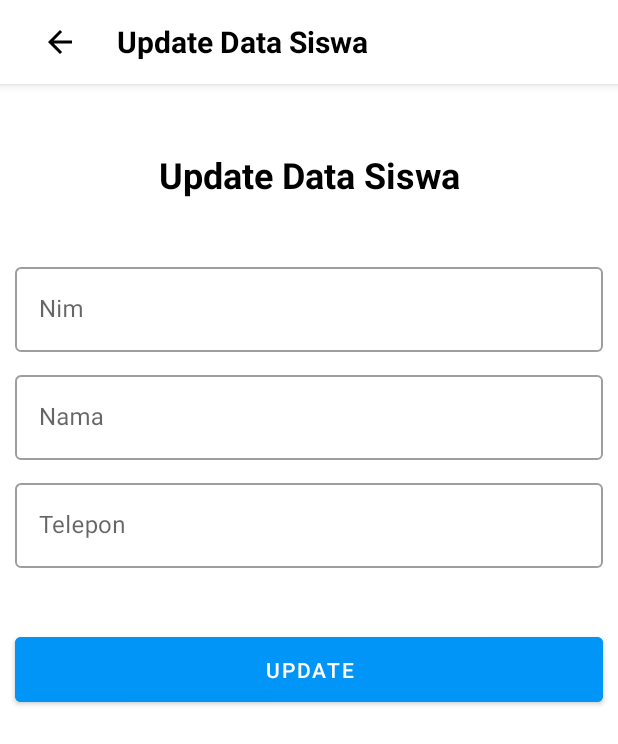
After one commit to andreassano/Pertemuan11_FirebaseGet, an Android app: the UpdateFragment screen opened through its navigation route, on a phone screen of 412 x 824 dp. The commit adds this screen. Shown: the top 744 px of the screen. Run offline under Robolectric (Android 15) with nearby library versions, the phone set to English and light mode, and no system bars; our stand-ins replace Firebase (no records; nobody signed in at launch, a user with empty details on screens opened directly).

Commit message:
Pertemuan12_CrudFirebase

```diff
--- a/app/src/main/java/com/example/pertemuan11_firebaseget/view/HomeFragment.kt
+++ b/app/src/main/java/com/example/pertemuan11_firebaseget/view/HomeFragment.kt
@@ -5,6 +5,7 @@ import androidx.fragment.app.Fragment
 import android.view.LayoutInflater
 import android.view.View
 import android.view.ViewGroup
+import androidx.navigation.fragment.findNavController
 import androidx.recyclerview.widget.LinearLayoutManager
 import com.example.pertemuan11_firebaseget.R
 import com.example.pertemuan11_firebaseget.adapter.HomeAdapter
@@ -33,6 +34,10 @@ class HomeFragment : Fragment() {
     override fun onViewCreated(view: View, savedInstanceState: Bundle?) {
         super.onViewCreated(view, savedInstanceState)
 
+        binding.btnAdd.setOnClickListener{
+            findNavController().navigate(R.id.action_homeFragment_to_tambahFragment)
+        }
+
         adapter = HomeAdapter(ArrayList())
         binding.rvUser.adapter = adapter
         binding.rvUser.layoutManager = LinearLayoutManager(requireContext())
@@ -52,5 +57,10 @@ class HomeFragment : Fragment() {
                 // Handle database error
             }
         })
+        binding.btnAdd.setOnClickListener{
+            findNavController().navigate(R.id.action_homeFragment_to_tambahFragment)
+        }
+
+        }
+
     }
-}
--- /dev/null
+++ b/app/src/main/java/com/example/pertemuan11_firebaseget/view/UpdateFragment.kt
@@ -0,0 +1,62 @@
+package com.example.pertemuan11_firebaseget.view
+
+import android.os.Bundle
+import androidx.fragment.app.Fragment
+import android.view.LayoutInflater
+import android.view.View
+import android.view.ViewGroup
+import android.widget.Toast
+import androidx.navigation.fragment.findNavController
+import com.example.pertemuan11_firebaseget.R
+import com.example.pertemuan11_firebaseget.databinding.FragmentUpdateBinding
+import com.example.pertemuan11_firebaseget.model.Mahasiswa
+import com.google.firebase.database.DatabaseReference
+import com.google.firebase.database.FirebaseDatabase
+
+class UpdateFragment : Fragment() {
+    private lateinit var binding : FragmentUpdateBinding
+    private lateinit var databaseRef : DatabaseReference
+
+    override fun onCreateView(
+        inflater: LayoutInflater, container: ViewGroup?,
+        savedInstanceState: Bundle?
+    ): View? {
+        // Inflate the layout for this fragment
+        binding = FragmentUpdateBinding.inflate(inflater, container,false)
+        return binding.root
+    }
+
+    override fun onViewCreated(view:View,savedInstanceState: Bundle?){
+        super.onViewCreated(view,savedInstanceState)
+        val id = arguments?.getString("id")
+        val nim = arguments?.getString("nim")
+        val nama = arguments?.getString("nama")
+        val telepon = arguments?.getString("telepon")
+
+        binding.inputNim.setText(nim)
+        binding.inputNama.setText(nama)
+        binding.inputTelepon.setText(telepon)
+
+        binding.btnUpdate.setOnClickListener{
+            val inputNim = binding.inputNim.text.toString()
+            val inputNama = binding.inputNama.text.toString()
+            val inputTelepon= binding.inputTelepon.text.toString()
+
+            databaseRef= FirebaseDatabase.getInstance().getReference("mahasiswa").child (id!!)
+            val mahasiswa = Mahasiswa(id, inputNim, inputNama, inputTelepon)
+
+            databaseRef.setValue(mahasiswa).addOnSuccessListener{
+                Toast.makeText(requireContext(),"Data Berhasil Diupdate",Toast.LENGTH_SHORT).show()
+                findNavController().navigateUp()
+            }.addOnFailureListener{
+                Toast.makeText(requireContext(),"Data Gagal Diupdate",Toast.LENGTH_SHORT).show()
+            }
+
+        }
+        binding.btnBack.setOnClickListener{
+            findNavController().navigateUp()
+        }
+
+    }
+
+}
--- /dev/null
+++ b/app/src/main/res/drawable/baseline_add_24.xml
@@ -0,0 +1,5 @@
+<vector android:height="24dp" android:tint="#000000"
+    android:viewportHeight="24" android:viewportWidth="24"
+    android:width="24dp" xmlns:android="http://schemas.android.com/apk/res/android">
+    <path android:fillColor="@android:color/white" android:pathData="M19,13h-6v6h-2v-6H5v-2h6V5h2v6h6v2z"/>
+</vector>
--- /dev/null
+++ b/app/src/main/res/drawable/baseline_arrow_back_24.xml
@@ -0,0 +1,5 @@
+<vector android:autoMirrored="true" android:height="24dp"
+    android:tint="#000000" android:viewportHeight="24"
+    android:viewportWidth="24" android:width="24dp" xmlns:android="http://schemas.android.com/apk/res/android">
+    <path android:fillColor="@android:color/white" android:pathData="M20,11H7.83l5.59,-5.59L12,4l-8,8 8,8 1.41,-1.41L7.83,13H20v-2z"/>
+</vector>
--- /dev/null
+++ b/app/src/main/res/drawable/baseline_delete_24.xml
@@ -0,0 +1,5 @@
+<vector android:height="24dp" android:tint="#FFFFFF"
+    android:viewportHeight="24" android:viewportWidth="24"
+    android:width="24dp" xmlns:android="http://schemas.android.com/apk/res/android">
+    <path android:fillColor="@android:color/white" android:pathData="M6,19c0,1.1 0.9,2 2,2h8c1.1,0 2,-0.9 2,-2V7H6v12zM19,4h-3.5l-1,-1h-5l-1,1H5v2h14V4z"/>
+</vector>
--- /dev/null
+++ b/app/src/main/res/drawable/baseline_edit_24.xml
@@ -0,0 +1,5 @@
+<vector android:height="24dp" android:tint="#FFFFFF"
+    android:viewportHeight="24" android:viewportWidth="24"
+    android:width="24dp" xmlns:android="http://schemas.android.com/apk/res/android">
+    <path android:fillColor="@android:color/white" android:pathData="M3,17.25V21h3.75L17.81,9.94l-3.75,-3.75L3,17.25zM20.71,7.04c0.39,-0.39 0.39,-1.02 0,-1.41l-2.34,-2.34c-0.39,-0.39 -1.02,-0.39 -1.41,0l-1.83,1.83 3.75,3.75 1.83,-1.83z"/>
+</vector>
--- a/app/src/main/res/layout/activity_main.xml
+++ b/app/src/main/res/layout/activity_main.xml
@@ -10,13 +10,10 @@
 
     <androidx.fragment.app.FragmentContainerView
         android:id="@+id/fragmentContainerView"
-        android:name="com.example.pertemuan11_firebaseget.view.HomeFragment"
+        android:name="androidx.navigation.fragment.NavHostFragment"
+        app:defaultNavHost="true"
         android:layout_width="match_parent"
         android:layout_height="match_parent"
-        app:layout_constraintBottom_toBottomOf="parent"
-        app:layout_constraintEnd_toEndOf="parent"
-        app:layout_constraintStart_toStartOf="parent"
-        app:layout_constraintTop_toTopOf="parent"
-        app:navGraph="@navigation/nav"/>
+        app:navGraph="@navigation/nav" />
 
 </androidx.constraintlayout.widget.ConstraintLayout>
--- /dev/null
+++ b/app/src/main/res/layout/fragment_update.xml
@@ -0,0 +1,134 @@
+<?xml version="1.0" encoding="utf-8"?>
+<androidx.constraintlayout.widget.ConstraintLayout
+    xmlns:android="http://schemas.android.com/apk/res/android"
+    xmlns:app="http://schemas.android.com/apk/res-auto"
+    xmlns:tools="http://schemas.android.com/tools"
+    android:layout_width="match_parent"
+    android:layout_height="match_parent"
+    tools:context=".view.UpdateFragment">
+
+    <com.google.android.material.appbar.AppBarLayout
+        android:id="@+id/appBarLayout"
+        android:layout_width="match_parent"
+        android:layout_height="wrap_content"
+        android:layout_marginBottom="44dp"
+        android:background="@color/white"
+        app:layout_constraintBottom_toTopOf="@+id/textView"
+        app:layout_constraintEnd_toEndOf="parent"
+        app:layout_constraintStart_toStartOf="parent"
+        app:layout_constraintTop_toTopOf="parent">
+
+        <androidx.appcompat.widget.Toolbar
+            android:layout_width="match_parent"
+            android:layout_height="wrap_content">
+
+            <ImageButton
+                android:id="@+id/btnBack"
+                android:backgroundTint="@color/white"
+                android:layout_width="wrap_content"
+                android:layout_height="wrap_content"
+                android:src="@drawable/baseline_arrow_back_24" />
+
+            <TextView
+                android:layout_width="wrap_content"
+                android:layout_height="wrap_content"
+                android:layout_marginStart="30dp"
+                android:text="Update Data Siswa"
+                android:textColor="@color/black"
+                android:textSize="20sp"
+                android:textStyle="bold" />
+
+        </androidx.appcompat.widget.Toolbar>
+
+    </com.google.android.material.appbar.AppBarLayout>
+
+    <TextView
+        android:id="@+id/textView"
+        android:layout_width="match_parent"
+        android:layout_height="wrap_content"
+        android:layout_marginTop="100dp"
+        android:text="Update Data Siswa"
+        android:textAlignment="center"
+        android:textColor="@color/black"
+        android:textSize="24sp"
+        android:textStyle="bold"
+        app:layout_constraintEnd_toEndOf="parent"
+        app:layout_constraintHorizontal_bias="0.0"
+        app:layout_constraintStart_toStartOf="parent"
+        app:layout_constraintTop_toTopOf="parent"/>
+
+    <com.google.android.material.textfield.TextInputLayout
+        android:id="@+id/editTextNim"
+        style="@style/Widget.MaterialComponents.TextInputLayout.OutlinedBox"
+        android:layout_width="match_parent"
+        android:layout_height="wrap_content"
+        android:layout_marginTop="40dp"
+        android:paddingHorizontal="10dp"
+        app:layout_constraintTop_toBottomOf="@+id/textView">
+
+        <com.google.android.material.textfield.TextInputEditText
+            android:id="@+id/inputNim"
+            android:layout_width="match_parent"
+            android:layout_height="wrap_content"
+            android:drawablePadding="10dp"
+            android:hint="Nim"
+            android:inputType="phone">
+
+        </com.google.android.material.textfield.TextInputEditText>
+
+    </com.google.android.material.textfield.TextInputLayout>
+
+    <com.google.android.material.textfield.TextInputLayout
+        android:id="@+id/editTextNama"
+        style="@style/Widget.MaterialComponents.TextInputLayout.OutlinedBox"
+        android:layout_width="match_parent"
+        android:layout_height="wrap_content"
+        android:layout_marginTop="10dp"
+        android:paddingHorizontal="10dp"
+        app:layout_constraintTop_toBottomOf="@+id/editTextNim">
+
+        <com.google.android.material.textfield.TextInputEditText
+            android:id="@+id/inputNama"
+            android:layout_width="match_parent"
+            android:layout_height="wrap_content"
+            android:drawablePadding="10dp"
+            android:hint="Nama"
+            android:inputType="text">
+
+        </com.google.android.material.textfield.TextInputEditText>
+
+    </com.google.android.material.textfield.TextInputLayout>
+
+    <com.google.android.material.textfield.TextInputLayout
+        android:id="@+id/editTextTelepon"
+        style="@style/Widget.MaterialComponents.TextInputLayout.OutlinedBox"
+        android:layout_width="match_parent"
+        android:layout_height="wrap_content"
+        android:layout_marginTop="10dp"
+        android:paddingHorizontal="10dp"
+        app:layout_constraintTop_toBottomOf="@+id/editTextNama">
+
+        <com.google.android.material.textfield.TextInputEditText
+            android:id="@+id/inputTelepon"
+            android:layout_width="match_parent"
+            android:layout_height="wrap_content"
+            android:drawablePadding="10dp"
+            android:hint="Telepon"
+            android:inputType="phone">
+
+        </com.google.android.material.textfield.TextInputEditText>
+
+    </com.google.android.material.textfield.TextInputLayout>
+
+    <com.google.android.material.button.MaterialButton
+        android:layout_marginHorizontal="10dp"
+        android:id="@+id/btnUpdate"
+        android:layout_width="match_parent"
+        android:layout_height="wrap_content"
+        android:layout_marginTop="40dp"
+        android:backgroundTint="#0095F6"
+        android:padding="12dp"
+        android:text="Update"
+        app:layout_constraintTop_toBottomOf="@+id/editTextTelepon"/>
+
+</androidx.constraintlayout.widget.ConstraintLayout>
--- a/app/src/main/res/navigation/nav.xml
+++ b/app/src/main/res/navigation/nav.xml
@@ -9,5 +9,30 @@
         android:id="@+id/homeFragment"
         android:name="com.example.pertemuan11_firebaseget.view.HomeFragment"
         android:label="fragment_home"
-        tools:layout="@layout/fragment_home" />
+        tools:layout="@layout/fragment_home" >
+        <action
+            android:id="@+id/action_homeFragment_to_updateFragment"
+            app:destination="@id/updateFragment" />
+        <action
+            android:id="@+id/action_homeFragment_to_detailFragment"
+            app:destination="@id/detailFragment" />
+        <action
+            android:id="@+id/action_homeFragment_to_tambahFragment"
+            app:destination="@id/tambahFragment" />
+    </fragment>
+    <fragment
+        android:id="@+id/updateFragment"
+        android:name="com.example.pertemuan11_firebaseget.view.UpdateFragment"
+        android:label="fragment_update"
+        tools:layout="@layout/fragment_update" />
+    <fragment
+        android:id="@+id/detailFragment"
+        android:name="com.example.pertemuan11_firebaseget.view.DetailFragment"
+        android:label="fragment_detail"
+        tools:layout="@layout/fragment_detail" />
+    <fragment
+        android:id="@+id/tambahFragment"
+        android:name="com.example.pertemuan11_firebaseget.view.TambahFragment"
+        android:label="fragment_tambah"
+        tools:layout="@layout/fragment_tambah" />
 </navigation>
--- a/app/src/main/res/values/strings.xml
+++ b/app/src/main/res/values/strings.xml
@@ -3,7 +3,7 @@
     <string name="hello_blank_fragment">Hello blank fragment</string>
 
     <string name="toolbar">Firebase Get</string>
-    <string name="txtnama">Nama : Andreas Novito Andi Sano</string>
+    <string name="txtnama">Nama : Andreas Novito</string>
     <string name="txtnim">NIM : 20102017</string>
     <string name="txttelepon">Telepon : 08696969</string>
 </resources>
```
Also changed, not shown: app/src/main/java/com/example/pertemuan11_firebaseget/adapter/HomeAdapter.kt (+31 -0 lines), app/src/main/java/com/example/pertemuan11_firebaseget/model/Mahasiswa.kt (+6 -1 lines), app/src/main/java/com/example/pertemuan11_firebaseget/view/DetailFragment.kt (added, +33 -0 lines), app/src/main/java/com/example/pertemuan11_firebaseget/view/TambahFragment.kt (added, +58 -0 lines), app/src/main/res/layout/fragment_detail.xml (added, +40 -0 lines), app/src/main/res/layout/fragment_home.xml (+8 -0 lines), app/src/main/res/layout/fragment_tambah.xml (added, +139 -0 lines), app/src/main/res/layout/user_list.xml (+16 -0 lines).
